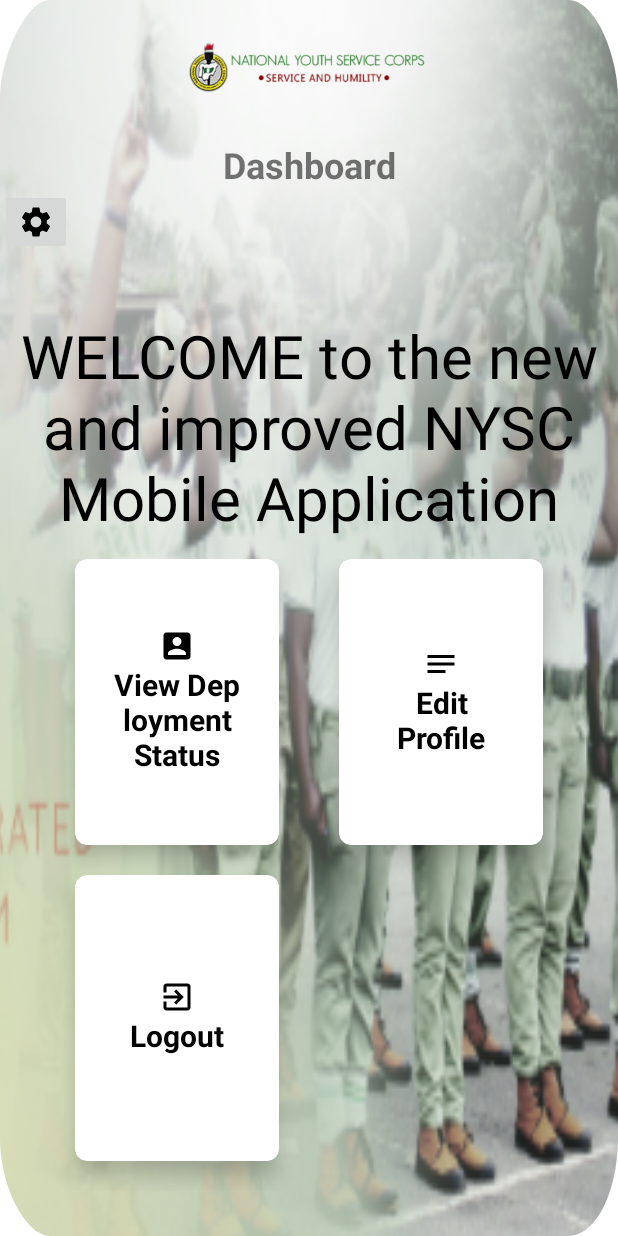
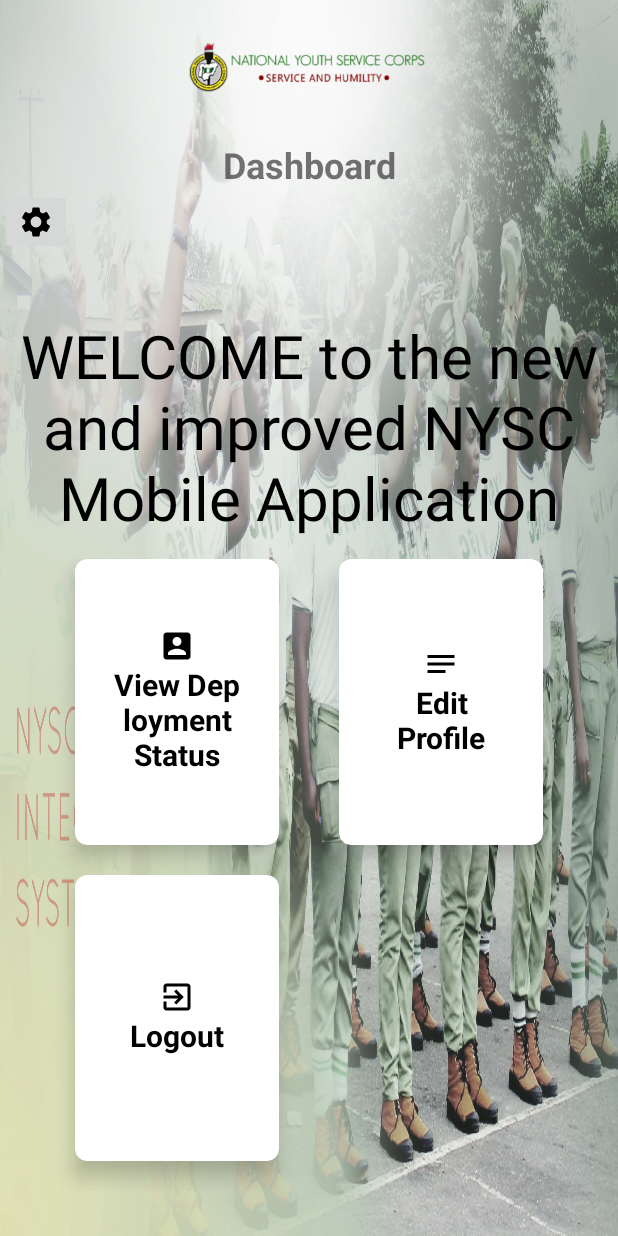
Before and after one commit to Raheemstan/NYSC, an Android app: the HomeActivity screen opened directly, with no data from a screen before it, on a phone screen of 412 x 824 dp. Run offline under Robolectric (Android 15) with nearby library versions, the phone set to English and light mode, and no system bars; our stand-ins replace Volley; network calls fail; 1 statement that could not run was skipped.

Commit message:
do better

```diff
--- a/app/src/main/java/com/example/nysc/HomeActivity.java
+++ b/app/src/main/java/com/example/nysc/HomeActivity.java
@@ -9,28 +9,27 @@ import android.view.View;
 import android.widget.ImageButton;
 import android.widget.ImageView;
 import android.widget.LinearLayout;
+import android.widget.TextView;
 import android.widget.Toast;
 
 public class HomeActivity extends AppCompatActivity implements View.OnClickListener {
 
     private long pressedTime;
-    LinearLayout logout;
+    TextView logouttxt, txtDeploy, txtEdit;
     ImageButton settingGear;
-    ImageView imageView;
+    LinearLayout deploy, logout, edit;
 
-    public ImageButton getSettingGear() {
-        ImageButton settingGear = this.settingGear;
-        return settingGear;
-    }
 
     @Override
     protected void onCreate(Bundle savedInstanceState) {
-        logout = findViewById(R.id.logout);
-        settingGear = findViewById(R.id.setting);
-        imageView = findViewById(R.id.imgLogout);
 
         super.onCreate(savedInstanceState);
         setContentView(R.layout.activity_home);
+
+        settingGear = findViewById(R.id.setting);
+        logout = findViewById(R.id.logout);
+        deploy = findViewById(R.id.deploy);
+        edit = findViewById(R.id.edit);
 
         if(!SharedPrefManager.getInstance(this).isLoggedIn()){
             finish();
@@ -38,15 +37,10 @@ public class HomeActivity extends AppCompatActivity implements View.OnClickListe
         }
 
 
-//        settingGear.setOnClickListener(new View.OnClickListener() {
-//            @Override
-//            public void onClick(View view) {
-//
-//                return;
-//            }
-//        });
-
-//        logout.setOnClickListener(this);
+        logout.setOnClickListener(this);
+        deploy.setOnClickListener(this);
+        edit.setOnClickListener(this);
+        settingGear.setOnClickListener(this);
     }
 
     @Override
@@ -65,8 +59,14 @@ public class HomeActivity extends AppCompatActivity implements View.OnClickListe
 
     @Override
     public void onClick(View view) {
-//        if (view == logout){
-//            changeActivity(MainActivity.class);
-//        }
+        if (view == logout){
+            startActivity(new Intent(this, MainActivity.class));
+        }if (view == settingGear){
+            startActivity(new Intent(this, SettingsActivity.class));
+        }if (view == edit){
+            startActivity(new Intent(this, UpdateActivity.class));
+        }if (view == deploy){
+            startActivity(new Intent(this, DashboardActivity.class));
+        }
     }
 }
--- a/app/src/main/java/com/example/nysc/SettingsActivity.java
+++ b/app/src/main/java/com/example/nysc/SettingsActivity.java
@@ -12,9 +12,10 @@ public class SettingsActivity extends AppCompatActivity {
 
     @Override
     protected void onCreate(Bundle savedInstanceState) {
-        button = findViewById(R.id.offThumb);
         super.onCreate(savedInstanceState);
         setContentView(R.layout.activity_settings);
+
+        button = findViewById(R.id.offThumb);
 
         button.setOnClickListener(view -> {
             Intent intent = new Intent(getApplicationContext(), RegisterActivity.class);
--- a/app/src/main/java/com/example/nysc/SharedPrefManager.java
+++ b/app/src/main/java/com/example/nysc/SharedPrefManager.java
@@ -48,4 +48,9 @@ public class SharedPrefManager {
         editor.apply();
         return true;
     }
+
+    public String getUserDetails(){
+        SharedPreferences sharedPreferences = mcontext.getSharedPreferences(Shared_Pref_Name, Context.MODE_PRIVATE);
+        return sharedPreferences.getString(KEY_EMAIL, null);
+    }
 }
--- a/app/src/main/res/layout/activity_dashboard.xml
+++ b/app/src/main/res/layout/activity_dashboard.xml
@@ -4,7 +4,7 @@
     xmlns:tools="http://schemas.android.com/tools"
     android:layout_width="match_parent"
     android:layout_height="match_parent"
-    android:background="@mipmap/ic_channel"
+    android:background="@drawable/nysc1"
     android:id="@+id/dashboard_layout"
     tools:context=".DashboardActivity">
 
--- a/app/src/main/res/layout/activity_home.xml
+++ b/app/src/main/res/layout/activity_home.xml
@@ -6,7 +6,7 @@
     android:layout_height="match_parent"
     android:orientation="vertical"
     android:id="@+id/home_layout"
-    android:background="@mipmap/ic_channel"
+    android:background="@drawable/nysc1"
     tools:context=".HomeActivity">
 
     <ImageView
@@ -36,7 +36,6 @@
             android:id="@+id/setting"
             android:layout_width="wrap_content"
             android:layout_height="wrap_content"
-            android:clickable="true"
             android:src="@drawable/ic_settings" />
 
         <TextView
@@ -82,7 +81,7 @@
                 android:layout_gravity="center_horizontal|center_vertical"
                 android:orientation="vertical"
                 android:layout_margin="20dp"
-                android:id="@+id/profile"
+                android:id="@+id/deploy"
                 android:layout_width="wrap_content"
                 android:layout_height="wrap_content"
                 >
@@ -91,12 +90,14 @@
                     android:src="@drawable/ic_user"
                     android:layout_width="wrap_content"
                     android:layout_height="wrap_content"
+                    android:id="@+id/imgDeploy"
                     android:layout_gravity="center_horizontal"
                     />
                 <TextView
                     android:layout_width="wrap_content"
                     android:layout_height="wrap_content"
                     android:text="View Deployment Status"
+                    android:id="@+id/txtDeploy"
                     android:textSize="20sp"
                     android:textAlignment="center"
                     android:textStyle="bold"
@@ -120,6 +121,7 @@
             <LinearLayout
                 android:layout_gravity="center_horizontal|center_vertical"
                 android:orientation="vertical"
+                android:id="@+id/edit"
                 android:layout_margin="20dp"
                 android:layout_width="wrap_content"
                 android:layout_height="wrap_content"
@@ -129,12 +131,14 @@
                     android:src="@drawable/ic_edit"
                     android:layout_width="wrap_content"
                     android:layout_height="wrap_content"
+                    android:id="@+id/imgEdit"
                     android:layout_gravity="center_horizontal"
                     />
                 <TextView
                     android:layout_width="wrap_content"
                     android:layout_height="wrap_content"
                     android:text="Edit Profile"
+                    android:id="@+id/txtEdit"
                     android:textSize="20sp"
                     android:textAlignment="center"
                     android:textStyle="bold"
--- a/app/src/main/res/layout/activity_land.xml
+++ b/app/src/main/res/layout/activity_land.xml
@@ -4,7 +4,7 @@
     xmlns:tools="http://schemas.android.com/tools"
     android:layout_width="match_parent"
     android:layout_height="match_parent"
-    android:background="@mipmap/ic_channel"
+    android:background="@drawable/nysc1"
     android:id="@+id/land_layout"
     tools:context=".LandActivity">
 
--- a/app/src/main/res/layout/activity_main.xml
+++ b/app/src/main/res/layout/activity_main.xml
@@ -5,7 +5,7 @@
     android:layout_width="match_parent"
     android:layout_height="match_parent"
     android:id="@+id/login_layout"
-    android:background="@mipmap/ic_channel"
+    android:background="@drawable/nysc1"
     tools:context=".MainActivity">
 
     <ImageView
@@ -133,6 +133,7 @@
         android:layout_width="match_parent"
         android:layout_height="50dp"
         android:layout_below="@id/orlayout"
+        android:visibility="gone"
         android:layout_marginTop="30dp"
         android:src="@drawable/ic_fingerprint"
         android:id="@+id/thumb"
--- a/app/src/main/res/layout/activity_register.xml
+++ b/app/src/main/res/layout/activity_register.xml
@@ -4,7 +4,7 @@
     xmlns:tools="http://schemas.android.com/tools"
     android:layout_width="match_parent"
     android:layout_height="match_parent"
-    android:background="@mipmap/ic_channel"
+    android:background="@drawable/nysc1"
     android:id="@+id/register_layout"
     tools:context=".RegisterActivity">
 
--- a/app/src/main/res/layout/activity_settings.xml
+++ b/app/src/main/res/layout/activity_settings.xml
@@ -4,7 +4,7 @@
     xmlns:tools="http://schemas.android.com/tools"
     android:layout_width="match_parent"
     android:layout_height="match_parent"
-    android:background="@mipmap/ic_channel"
+    android:background="@drawable/nysc1"
     android:id="@+id/settings_layout"
     tools:context=".SettingsActivity">
 
--- a/app/src/main/res/layout/activity_update.xml
+++ b/app/src/main/res/layout/activity_update.xml
@@ -4,7 +4,7 @@
     xmlns:tools="http://schemas.android.com/tools"
     android:layout_width="match_parent"
     android:layout_height="match_parent"
-    android:background="@mipmap/ic_channel"
+    android:background="@drawable/nysc1"
     android:id="@+id/Update_layout"
     tools:context=".UpdateActivity">
 
```
Also changed, not shown: app/src/main/java/com/example/nysc/MainActivity.java (+7 -6 lines), app/src/main/java/com/example/nysc/RegisterActivity.java (+3 -5 lines), app/src/main/java/com/example/nysc/UpdateActivity.java (+29 -0 lines), app/src/main/res/drawable/nysc1.jpg (added).
